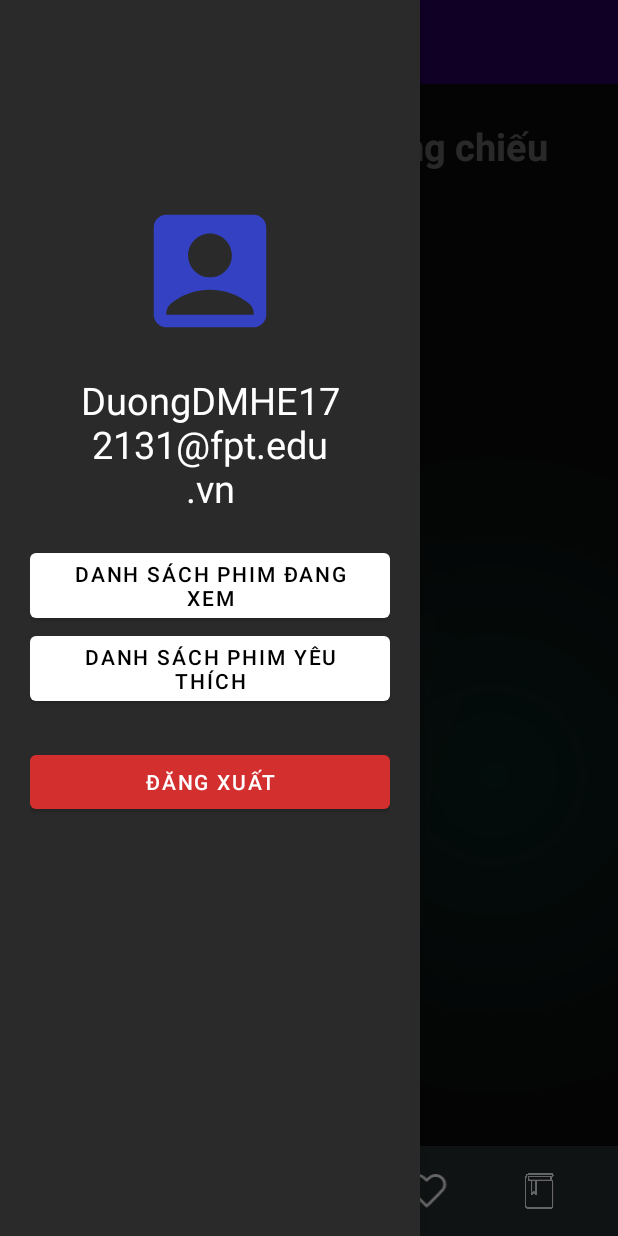
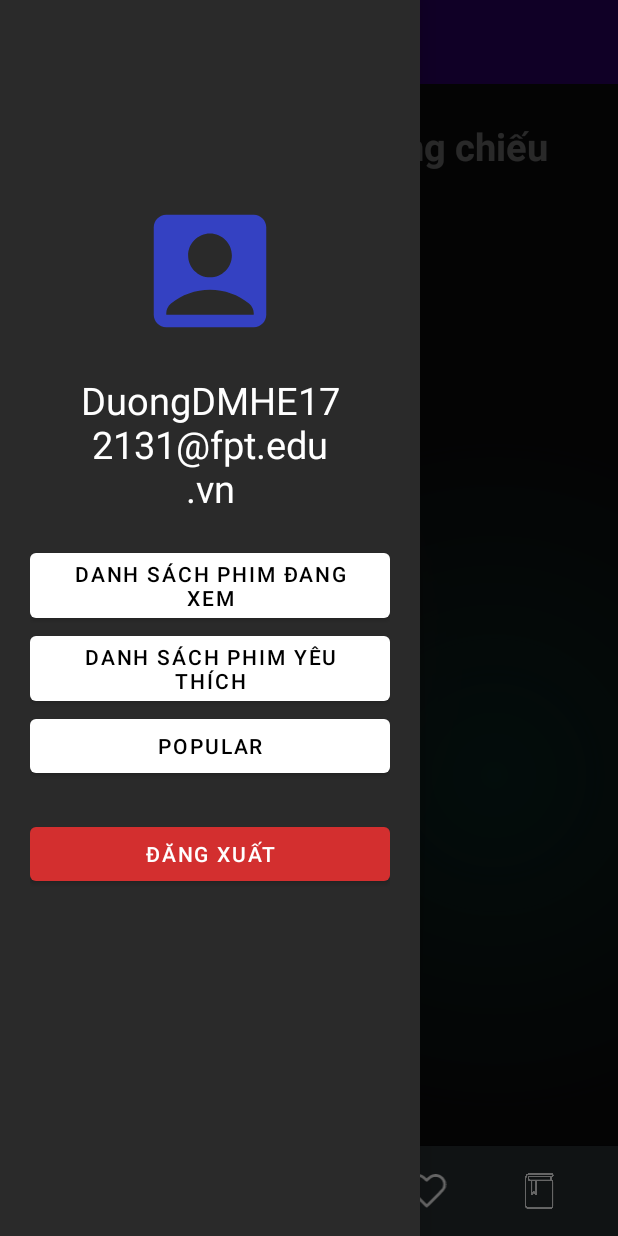
Before and after one commit to canviet1/MovieApp_G2_v1, an Android app: the MainActivity screen opened directly, with no data from a screen before it, with the side drawer open, on a phone screen of 412 x 824 dp. Run offline under Robolectric (Android 15) with nearby library versions, the phone set to English and light mode, and no system bars; our stand-ins replace Volley; libraries missing offline, so code that uses them is left out: com.shashank.sony; network calls fail; pictures from the network do not load; 1 statement that could not run was skipped.

Commit message:
update button

```diff
--- a/app/src/main/java/com/example/g2_movieapp/activity/ActionBarActivity.java
+++ b/app/src/main/java/com/example/g2_movieapp/activity/ActionBarActivity.java
@@ -17,6 +17,7 @@ import com.example.g2_movieapp.R;
 
 
 public class ActionBarActivity extends AppCompatActivity {
+
 
     public void setupActionBar(final Activity activity) {
         ImageView fvList = activity.findViewById(R.id.fvList);
--- a/app/src/main/java/com/example/g2_movieapp/activity/MainActivity.java
+++ b/app/src/main/java/com/example/g2_movieapp/activity/MainActivity.java
@@ -17,6 +17,7 @@ import androidx.viewpager2.widget.ViewPager2;
 
 
 import android.view.View;
+import android.widget.Button;
 import android.widget.ImageView;
 import android.widget.ProgressBar;
 import android.util.Log;
@@ -49,7 +50,7 @@ public class MainActivity extends AppCompatActivity implements TaskCallback {
     ImageView profileImage;
     MaterialButton logout, watchlist, favoriteList;
     SharedPreferences sharedPreferences;
-
+    private Button btn_po;
     @Override
     protected void onCreate(Bundle savedInstanceState) {
         super.onCreate(savedInstanceState);
@@ -177,6 +178,15 @@ public class MainActivity extends AppCompatActivity implements TaskCallback {
         logout = headerView.findViewById(R.id.logout_button);
         watchlist = headerView.findViewById(R.id.watch_list_button);
         favoriteList = headerView.findViewById(R.id.favorite_list_button);
+        btn_po = headerView.findViewById(R.id.btn_popular);
+        btn_po.setOnClickListener(new View.OnClickListener() {
+            @Override
+            public void onClick(View view) {
+                Context context = view.getContext();
+                Intent intent = new Intent(context, PopularActivity.class);
+                context.startActivity(intent);
+            }
+        });
     }
 
     public void logout() {
--- a/app/src/main/res/layout/activity_main.xml
+++ b/app/src/main/res/layout/activity_main.xml
@@ -33,4 +33,5 @@
         android:fitsSystemWindows="true"
         app:headerLayout="@layout/header" />
 
+
 </androidx.drawerlayout.widget.DrawerLayout>
--- a/app/src/main/res/layout/header.xml
+++ b/app/src/main/res/layout/header.xml
@@ -59,6 +59,14 @@
                 android:textColor="@color/black"
                 app:backgroundTint="@color/white"
                 app:cornerRadius="4dp" />
+            <Button
+                android:id="@+id/btn_popular"
+                android:layout_width="match_parent"
+                android:layout_height="wrap_content"
+                android:textColor="@color/black"
+                app:backgroundTint="@color/white"
+                app:cornerRadius="4dp"
+                android:text="Popular" />
 
         </LinearLayout>
 
```
Also changed, not shown: app/src/main/java/com/example/g2_movieapp/activity/FavoriteList.java (+2 -10 lines), app/src/main/res/layout/activity_favorite_list.xml (+2 -9 lines).
